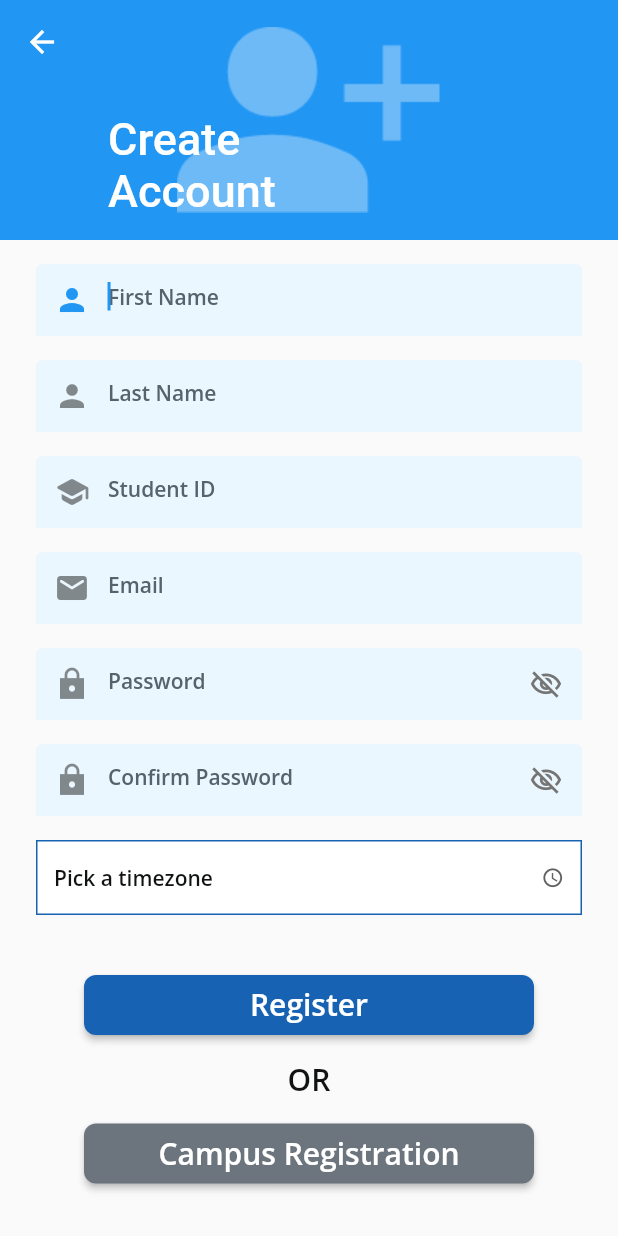
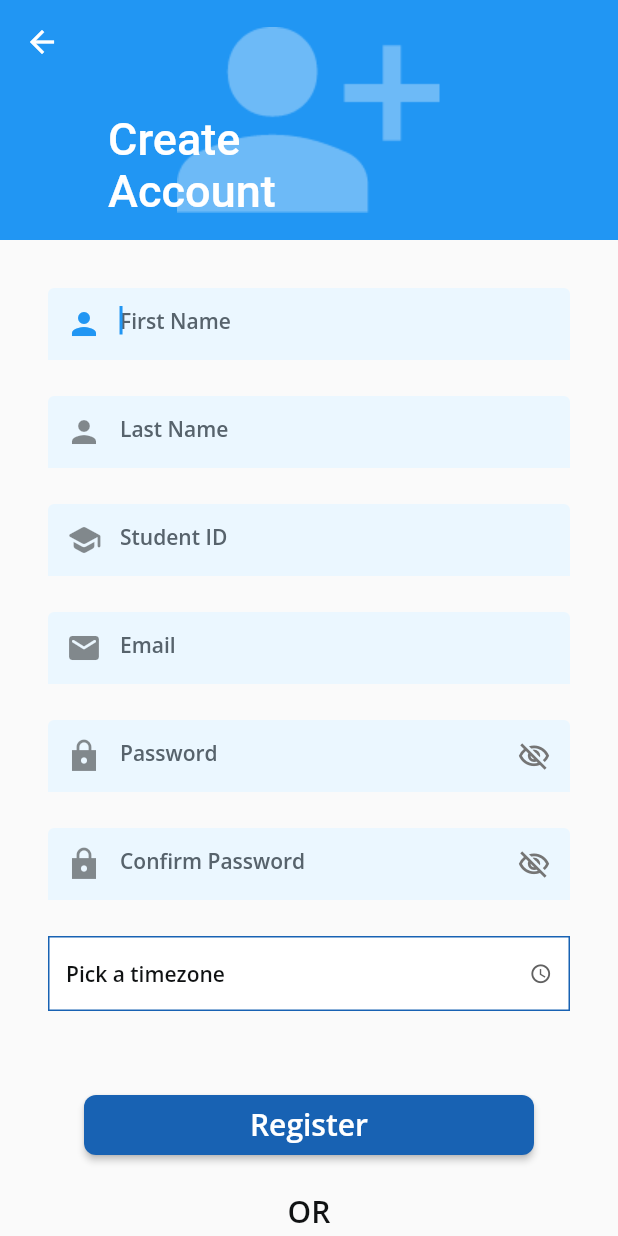
Before and after one commit to irconde/Libretext-ADAPT-Clicker, a Flutter app: the CreateAccountWidget screen opened directly, on a phone screen of 412 x 824 dp. Run offline on Flutter 3.47's test engine with Material 2 defaults, Android fonts, the phone set to English and light mode, and no system bars; drawn by our look-alikes of auto_size_text; our stand-ins replace expandable, flutter_html, flutter_keyboard_visibility, font_awesome_flutter, google_fonts, page_transition and 2 more; missing offline and left inert: json_path, webviewx; accounts and stored records are empty.

Commit message:
Updating spacing

```diff
--- a/lib/create_account/create_account_widget.dart
+++ b/lib/create_account/create_account_widget.dart
@@ -93,7 +93,7 @@ class _CreateAccountWidgetState extends State<CreateAccountWidget> {
                   mainAxisSize: MainAxisSize.max,
                   children: [
                     Padding(
-                      padding: EdgeInsetsDirectional.fromSTEB(24, 16, 24, 24),
+                      padding: EdgeInsetsDirectional.fromSTEB(32, 32, 32, 32),
                       child: SingleChildScrollView(
                         child: Column(
                           mainAxisSize: MainAxisSize.min,
@@ -101,7 +101,7 @@ class _CreateAccountWidgetState extends State<CreateAccountWidget> {
                           children: [
                             Padding(
                               padding:
-                                  EdgeInsetsDirectional.fromSTEB(0, 0, 0, 16),
+                                  EdgeInsetsDirectional.fromSTEB(0, 0, 0, 24),
                               child: TextFormField(
                                 controller: firstNameFieldCAController,
                                 autofocus: true,
@@ -162,7 +162,7 @@ class _CreateAccountWidgetState extends State<CreateAccountWidget> {
                             ),
                             Padding(
                               padding:
-                                  EdgeInsetsDirectional.fromSTEB(0, 0, 0, 16),
+                                  EdgeInsetsDirectional.fromSTEB(0, 0, 0, 24),
                               child: TextFormField(
                                 controller: lastNameFieldCAController,
                                 autofocus: true,
@@ -223,7 +223,7 @@ class _CreateAccountWidgetState extends State<CreateAccountWidget> {
                             ),
                             Padding(
                               padding:
-                                  EdgeInsetsDirectional.fromSTEB(0, 0, 0, 16),
+                                  EdgeInsetsDirectional.fromSTEB(0, 0, 0, 24),
                               child: TextFormField(
                                 controller: studentIDFieldController,
                                 autofocus: true,
@@ -284,7 +284,7 @@ class _CreateAccountWidgetState extends State<CreateAccountWidget> {
                             ),
                             Padding(
                               padding:
-                                  EdgeInsetsDirectional.fromSTEB(0, 0, 0, 16),
+                                  EdgeInsetsDirectional.fromSTEB(0, 0, 0, 24),
                               child: TextFormField(
                                 controller: emailFieldCAController,
                                 autofocus: true,
@@ -345,7 +345,7 @@ class _CreateAccountWidgetState extends State<CreateAccountWidget> {
                             ),
                             Padding(
                               padding:
-                                  EdgeInsetsDirectional.fromSTEB(0, 0, 0, 16),
+                                  EdgeInsetsDirectional.fromSTEB(0, 0, 0, 24),
                               child: TextFormField(
                                 controller: passwordFieldCAController,
                                 autofocus: true,
@@ -420,7 +420,7 @@ class _CreateAccountWidgetState extends State<CreateAccountWidget> {
                             ),
                             Padding(
                               padding:
-                                  EdgeInsetsDirectional.fromSTEB(0, 0, 0, 16),
+                                  EdgeInsetsDirectional.fromSTEB(0, 0, 0, 24),
                               child: TextFormField(
                                 controller: confrimPasswordFieldCAController,
                                 autofocus: true,
@@ -495,7 +495,7 @@ class _CreateAccountWidgetState extends State<CreateAccountWidget> {
                             ),
                             Padding(
                               padding:
-                                  EdgeInsetsDirectional.fromSTEB(0, 0, 0, 16),
+                                  EdgeInsetsDirectional.fromSTEB(0, 0, 0, 24),
                               child: FlutterFlowDropDown(
                                 options: FFAppState.timezoneContainer?.textzones ?? [''],
                                 onChanged: (val) =>
@@ -534,13 +534,13 @@ class _CreateAccountWidgetState extends State<CreateAccountWidget> {
                         ? MediaQuery.of(context).viewInsets.bottom > 0
                         : _isKeyboardVisible))
                       Padding(
-                        padding: EdgeInsetsDirectional.fromSTEB(0, 0, 0, 100),
+                        padding: EdgeInsetsDirectional.fromSTEB(0, 0, 0, 24),
                         child: Column(
                           mainAxisSize: MainAxisSize.max,
                           children: [
                             Padding(
                               padding:
-                                  EdgeInsetsDirectional.fromSTEB(0, 0, 0, 16),
+                                  EdgeInsetsDirectional.fromSTEB(0, 0, 0, 24),
                               child: FFButtonWidget(
                                 onPressed: () async {
                                   createUser = await CreateUserCall.call(
@@ -617,7 +617,7 @@ class _CreateAccountWidgetState extends State<CreateAccountWidget> {
                             ),
                             Padding(
                               padding:
-                                  EdgeInsetsDirectional.fromSTEB(0, 0, 0, 16),
+                                  EdgeInsetsDirectional.fromSTEB(0, 0, 0, 24),
                               child: Text(
                                 'OR',
                                 style: FlutterFlowTheme.of(context)
@@ -632,7 +632,7 @@ class _CreateAccountWidgetState extends State<CreateAccountWidget> {
                             ),
                             Padding(
                               padding:
-                                  EdgeInsetsDirectional.fromSTEB(0, 0, 0, 16),
+                                  EdgeInsetsDirectional.fromSTEB(0, 0, 0, 24),
                               child: FFButtonWidget(
                                 onPressed: () async {
                                   await launchURL(
@@ -661,7 +661,7 @@ class _CreateAccountWidgetState extends State<CreateAccountWidget> {
                             ),
                             Padding(
                               padding:
-                                  EdgeInsetsDirectional.fromSTEB(0, 16, 0, 0),
+                                  EdgeInsetsDirectional.fromSTEB(0, 24, 0, 8),
                               child: Row(
                                 mainAxisSize: MainAxisSize.max,
                                 mainAxisAlignment: MainAxisAlignment.center,
```
Also changed, not shown: pubspec.lock.
